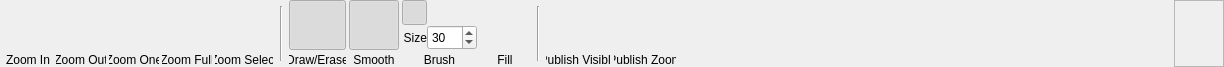
The window that DMHelper/src/mapeditframe.ui (MMetze/DMHelper) describes before a commit, drawn with Qt 5.
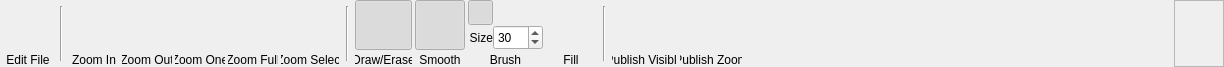
The same window after the commit. Icons and pictures are not drawn. Custom widgets are drawn as their Qt base class.

Commit message:
Edit map file possible
Updated version number
Edit Map File

What changed in the file:
```diff
--- a/DMHelper/src/mapeditframe.ui
+++ b/DMHelper/src/mapeditframe.ui
@@ -44,6 +44,86 @@
    <property name="bottomMargin">
     <number>0</number>
    </property>
+   <item>
+    <layout class="QVBoxLayout" name="verticalLayout_11">
+     <property name="spacing">
+      <number>0</number>
+     </property>
+     <item>
+      <widget class="QPushButton" name="btnEditFile">
+       <property name="minimumSize">
+        <size>
+         <width>50</width>
+         <height>50</height>
+        </size>
+       </property>
+       <property name="maximumSize">
+        <size>
+         <width>50</width>
+         <height>50</height>
+        </size>
+       </property>
+       <property name="toolTip">
+        <string>Zoom in</string>
+       </property>
+       <property name="text">
+        <string/>
+       </property>
+       <property name="icon">
+        <iconset resource="resources.qrc">
+         <normaloff>:/img/data/icon_map.png</normaloff>:/img/data/icon_map.png</iconset>
+       </property>
+       <property name="iconSize">
+        <size>
+         <width>40</width>
+         <height>40</height>
+        </size>
+       </property>
+       <property name="checkable">
+        <bool>false</bool>
+       </property>
+       <property name="flat">
+        <bool>true</bool>
+       </property>
+      </widget>
+     </item>
+     <item>
+      <widget class="QLabel" name="lblEditFile">
+       <property name="maximumSize">
+        <size>
+         <width>50</width>
+         <height>16777215</height>
+        </size>
+       </property>
+       <property name="text">
+        <string>Edit File</string>
+       </property>
+       <property name="alignment">
+        <set>Qt::AlignBottom|Qt::AlignHCenter</set>
+       </property>
+      </widget>
+     </item>
+    </layout>
+   </item>
+   <item>
+    <widget class="Line" name="line_7">
+     <property name="minimumSize">
+      <size>
+       <width>10</width>
+       <height>0</height>
+      </size>
+     </property>
+     <property name="maximumSize">
+      <size>
+       <width>10</width>
+       <height>55</height>
+      </size>
+     </property>
+     <property name="orientation">
+      <enum>Qt::Vertical</enum>
+     </property>
+    </widget>
+   </item>
    <item>
     <layout class="QVBoxLayout" name="verticalLayout">
      <property name="spacing">
```
The commit also changes 9 other files.
